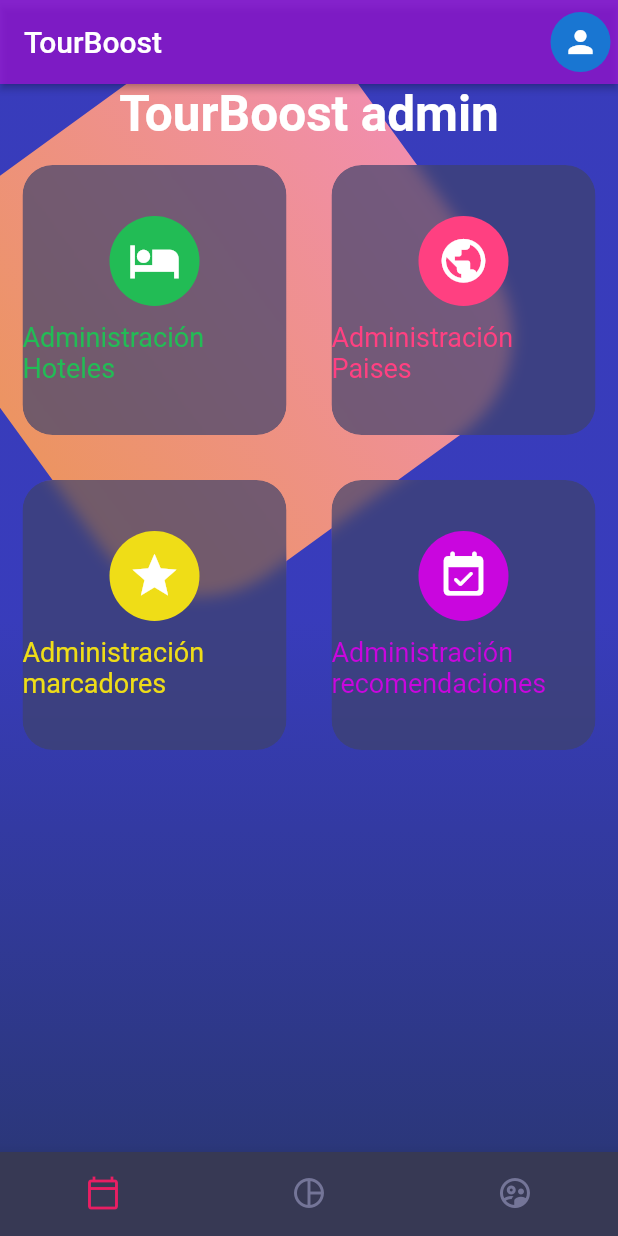
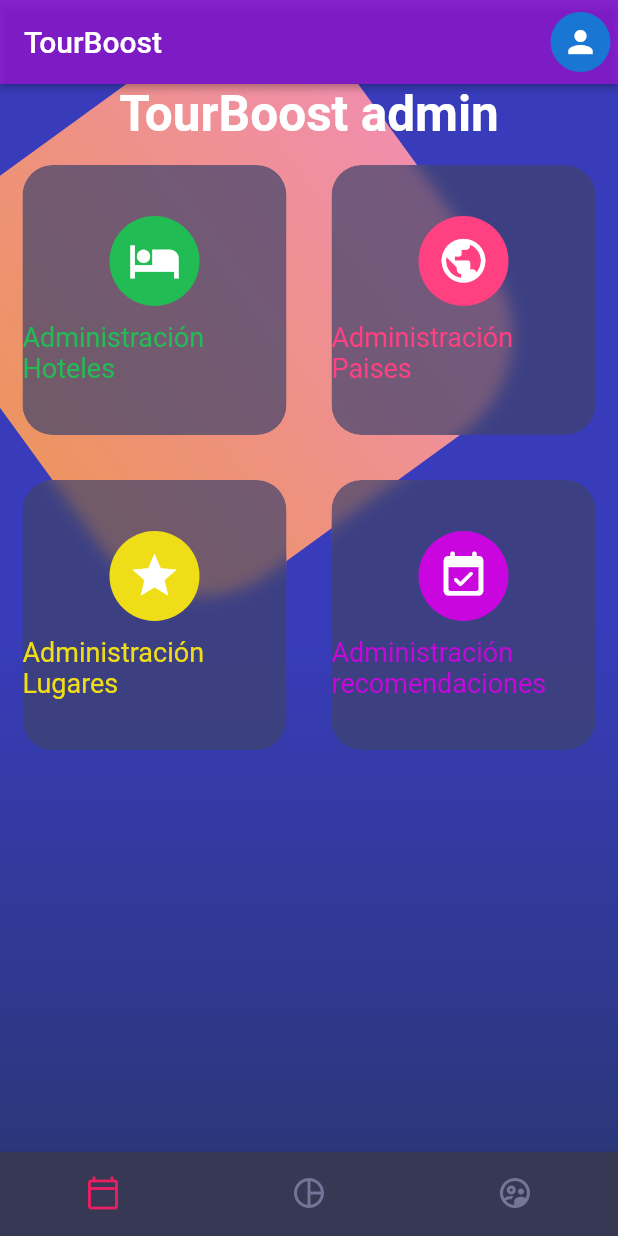
Before and after one commit to gjescuderoamodeo/tourboost_app, a Flutter app: the screen it shows after launch, on a phone screen of 412 x 824 dp. Run offline on Flutter 3.47's test engine with Material 2 defaults, Android fonts, the phone set to English and light mode, and no system bars; our stand-ins replace flutter_secure_storage, fluttertoast, google_fonts, google_maps_flutter, permission_handler and 1 more; missing offline and left inert: dart:ffi, dart_jsonwebtoken.

Commit message:
Update card_table2.dart

```diff
--- a/lib/widgets/card_table2.dart
+++ b/lib/widgets/card_table2.dart
@@ -40,7 +40,7 @@ class CardTable2 extends StatelessWidget {
             child: const _SigleCard(
               color: Color.fromARGB(255, 239, 221, 23),
               icon: Icons.star_purple500_outlined,
-              text: 'Administración marcadores',
+              text: 'Administración Lugares',
             ),
           ),
           GestureDetector(
```
